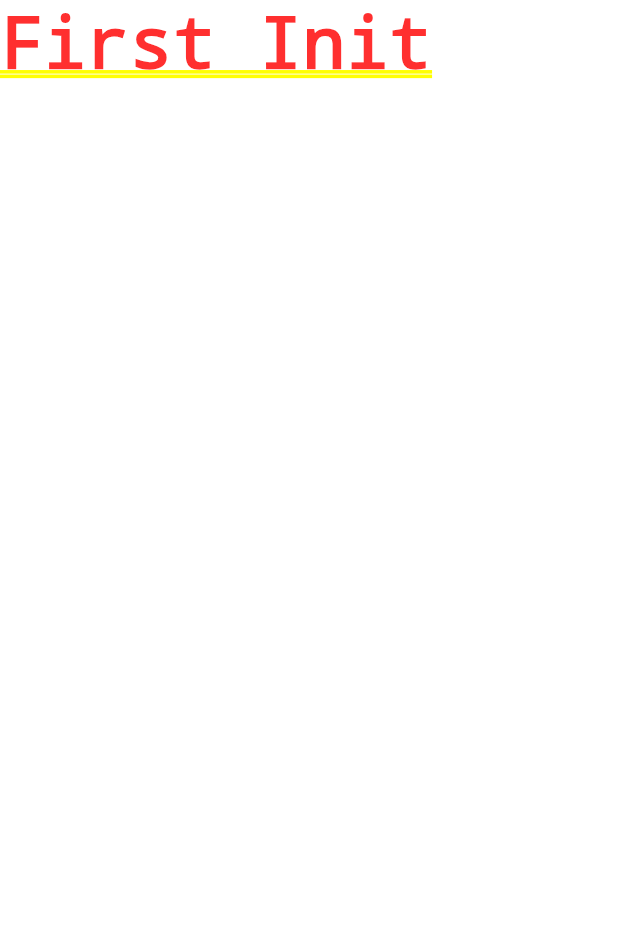
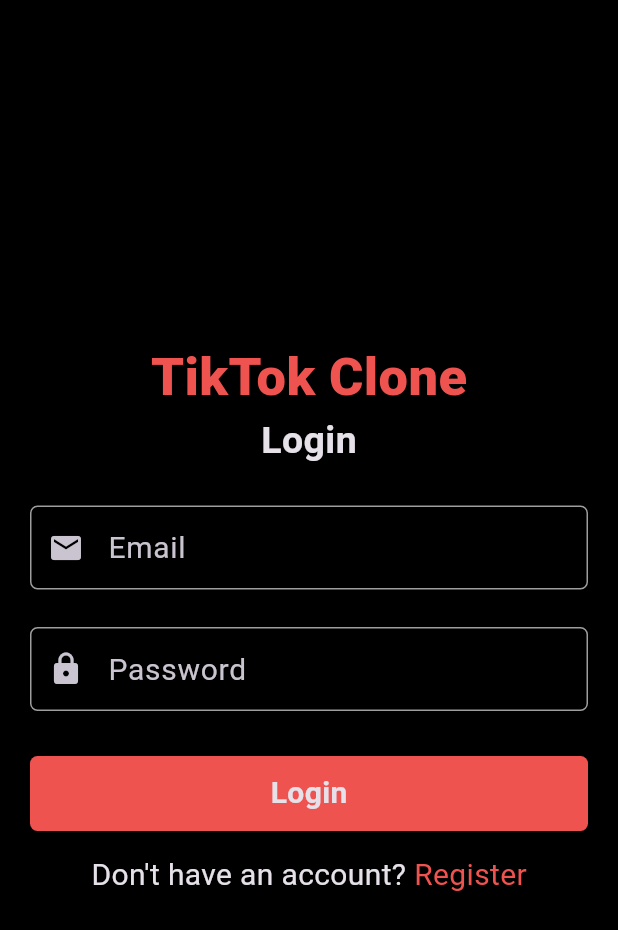
Before and after one commit to ahmet-ozgur/tiktok_tutorial, a Flutter app: the screen it shows after launch, on a phone screen of 412 x 824 dp. Shown: the top 930 px of the screen. Run offline on Flutter 3.47's test engine with Material 3 defaults, Android fonts, the phone set to English and light mode, and no system bars.

Commit message:
complete login screen UI design

```diff
--- a/lib/main.dart
+++ b/lib/main.dart
@@ -1,5 +1,6 @@
 import 'package:flutter/material.dart';
 import 'package:tiktok_tutorial/constant.dart';
+import 'package:tiktok_tutorial/views/screens/auth/login_screen.dart';
 
 void main() {
   runApp(const MyApp());
@@ -14,9 +15,9 @@ class MyApp extends StatelessWidget {
       debugShowCheckedModeBanner: false,
       title: 'TikTok Clone',
       theme: ThemeData.dark().copyWith(
-        scaffoldBackgroundColor: backgroundColor
+        scaffoldBackgroundColor: backgroundColor,
       ),
-      home: const Text("First Init"),
+      home: LoginScreen(),
     );
   }
 }
--- /dev/null
+++ b/lib/views/screens/auth/login_screen.dart
@@ -0,0 +1,98 @@
+import 'package:flutter/material.dart';
+import 'package:tiktok_tutorial/constant.dart';
+import 'package:tiktok_tutorial/views/widgets/text_input_field.dart';
+
+class LoginScreen extends StatelessWidget {
+  LoginScreen({super.key});
+  final TextEditingController _emailController = TextEditingController();
+  final TextEditingController _passwordController =
+      TextEditingController();
+
+  @override
+  Widget build(BuildContext context) {
+    return Scaffold(
+      body: Container(
+        alignment: Alignment.center,
+        child: Column(
+          mainAxisAlignment: MainAxisAlignment.center,
+          children: [
+            Text(
+              "TikTok Clone",
+              style: TextStyle(
+                fontSize: 35,
+                color: buttonColor,
+                fontWeight: FontWeight.w900,
+              ),
+            ),
+            const Text(
+              'Login',
+              style: TextStyle(fontSize: 25, fontWeight: FontWeight.w700),
+            ),
+            const SizedBox(height: 25),
+            Container(
+              width: MediaQuery.of(context).size.width,
+              margin: EdgeInsets.symmetric(horizontal: 20),
+              child: TextInputField(
+                controller: _emailController,
+                labelText: 'Email',
+                icon: Icons.email,
+              ),
+            ),
+            SizedBox(height: 25),
+            Container(
+              width: MediaQuery.of(context).size.width,
+              margin: EdgeInsets.symmetric(horizontal: 20),
+              child: TextInputField(
+                controller: _passwordController,
+                labelText: 'Password',
+                icon: Icons.lock,
+              ),
+            ),
+            const SizedBox(height: 30),
+            Container(
+              width: MediaQuery.of(context).size.width - 40,
+              height: 50,
+              decoration: BoxDecoration(
+                color: buttonColor,
+                borderRadius: const BorderRadius.all(Radius.circular(5)),
+              ),
+              child: InkWell(
+                onTap: () {
+                  debugPrint('Login Clicked');
+                },
+                child: const Center(
+                  child: Text(
+                    'Login',
+                    style: TextStyle(
+                      fontSize: 20,
+                      fontWeight: FontWeight.w700,
+                    ),
+                  ),
+                ),
+              ),
+            ),
+            const SizedBox(height: 15),
+            Row(
+              mainAxisAlignment: MainAxisAlignment.center,
+              children: [
+                const Text(
+                  'Don\'t have an account? ',
+                  style: TextStyle(fontSize: 20),
+                ),
+                InkWell(
+                  onTap: () {
+                    debugPrint('Register Clicked');
+                  },
+                  child: Text(
+                    'Register',
+                    style: TextStyle(fontSize: 20, color: buttonColor),
+                  ),
+                ),
+              ],
+            ),
+          ],
+        ),
+      ),
+    );
+  }
+}
--- /dev/null
+++ b/lib/views/widgets/text_input_field.dart
@@ -0,0 +1,37 @@
+import 'package:flutter/material.dart';
+import 'package:tiktok_tutorial/constant.dart';
+
+class TextInputField extends StatelessWidget {
+  final TextEditingController controller;
+  final String labelText;
+  final bool isObscure;
+  final IconData icon;
+  const TextInputField({
+    super.key,
+    required this.controller,
+    required this.labelText,
+    this.isObscure = false,
+    required this.icon,
+  });
+
+  @override
+  Widget build(BuildContext context) {
+    return TextField(
+      controller: controller,
+      decoration: InputDecoration(
+        labelText: labelText,
+        prefixIcon: Icon(icon),
+        labelStyle: const TextStyle(fontSize: 20),
+        enabledBorder: OutlineInputBorder(
+          borderRadius: BorderRadius.circular(5),
+          borderSide: const BorderSide(color: borderColor),
+        ),
+        focusedBorder: OutlineInputBorder(
+          borderRadius: BorderRadius.circular(5),
+          borderSide: const BorderSide(color: borderColor),
+        ),
+      ),
+      obscureText: isObscure,
+    );
+  }
+}
```
